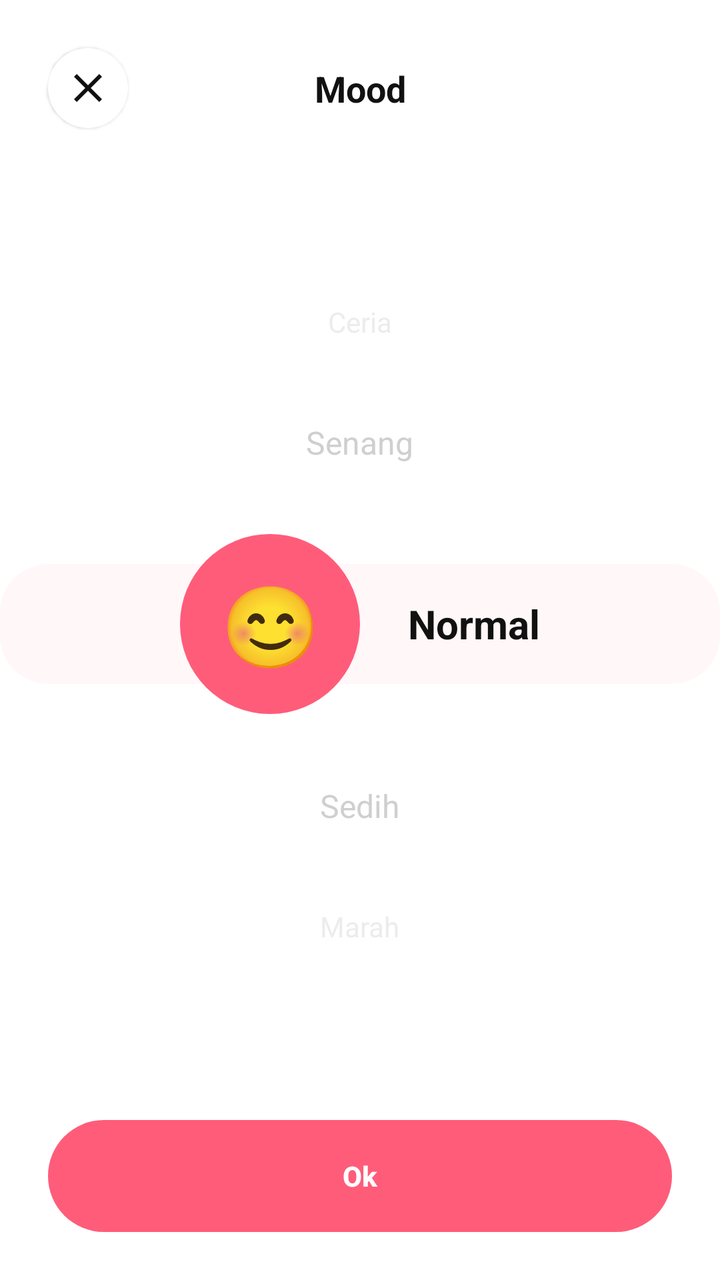
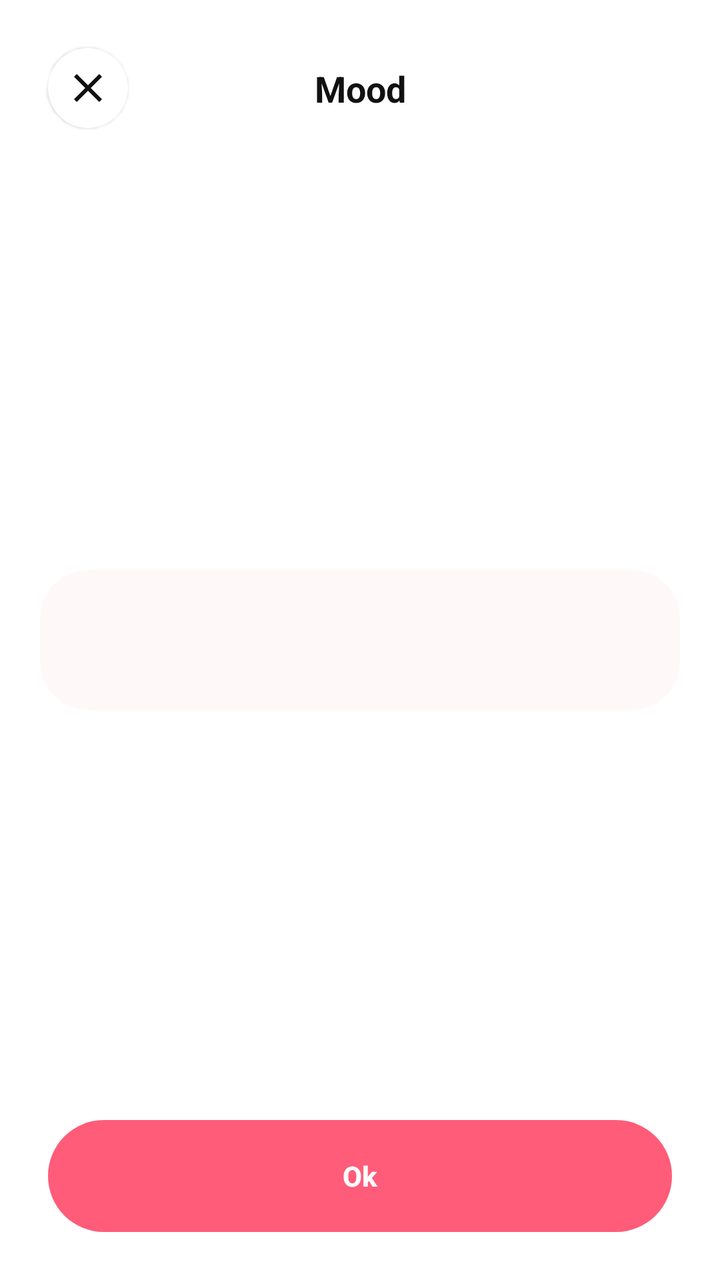

The first picture is an Android layout as it rendered before a commit; the second is the same layout after the commit. The layout source and the unified diff follow.
<!-- AndroidManifest.xml: application theme Theme.TrackerSiklusMenstruasi -->
<!-- res/layout/activity_mood_selection.xml -->
<?xml version="1.0" encoding="utf-8"?>
<androidx.constraintlayout.widget.ConstraintLayout xmlns:android="http://schemas.android.com/apk/res/android"
    xmlns:app="http://schemas.android.com/apk/res-auto"
    android:layout_width="match_parent"
    android:layout_height="match_parent"
    android:background="@color/white">

    <ImageButton
        android:id="@+id/btnClose"
        android:layout_width="40dp"
        android:layout_height="40dp"
        android:layout_marginStart="24dp"
        android:layout_marginTop="24dp"
        android:background="@drawable/bg_circle_white"
        android:elevation="1dp"
        android:src="@drawable/ic_close"
        app:layout_constraintStart_toStartOf="parent"
        app:layout_constraintTop_toTopOf="parent"
        app:tint="@color/black"
        android:contentDescription="Close" />

    <TextView
        android:layout_width="wrap_content"
        android:layout_height="wrap_content"
        android:text="Mood"
        android:textColor="@color/black"
        android:textSize="18sp"
        android:textStyle="bold"
        app:layout_constraintBottom_toBottomOf="@id/btnClose"
        app:layout_constraintEnd_toEndOf="parent"
        app:layout_constraintStart_toStartOf="parent"
        app:layout_constraintTop_toTopOf="@id/btnClose" />

    <LinearLayout
        android:layout_width="match_parent"
        android:layout_height="0dp"
        android:gravity="center"
        android:orientation="vertical"
        app:layout_constraintBottom_toTopOf="@id/btnOk"
        app:layout_constraintTop_toBottomOf="@id/btnClose">

        <TextView android:layout_width="wrap_content" android:layout_height="wrap_content" android:text="Ceria" android:textSize="14sp" android:textColor="@color/gray" android:alpha="0.2" android:layout_marginVertical="20dp" />
        <TextView android:layout_width="wrap_content" android:layout_height="wrap_content" android:text="Senang" android:textSize="16sp" android:textColor="@color/gray" android:alpha="0.5" android:layout_marginVertical="20dp" />

        
        <androidx.constraintlayout.widget.ConstraintLayout
            android:layout_width="match_parent"
            android:layout_height="120dp">

            <View
                android:layout_width="match_parent"
                android:layout_height="60dp"
                android:background="@drawable/bg_pill_pink_light"
                android:alpha="0.5"
                app:layout_constraintBottom_toBottomOf="parent"
                app:layout_constraintTop_toTopOf="parent" />

            <LinearLayout
                android:layout_width="wrap_content"
                android:layout_height="wrap_content"
                android:gravity="center"
                android:orientation="horizontal"
                app:layout_constraintBottom_toBottomOf="parent"
                app:layout_constraintEnd_toEndOf="parent"
                app:layout_constraintStart_toStartOf="parent"
                app:layout_constraintTop_toTopOf="parent">

                <FrameLayout
                    android:layout_width="90dp"
                    android:layout_height="90dp">
                    <View
                        android:layout_width="match_parent"
                        android:layout_height="match_parent"
                        android:background="@drawable/bg_circle_pink" />
                    <TextView
                        android:layout_width="match_parent"
                        android:layout_height="match_parent"
                        android:text="😊"
                        android:textSize="40sp"
                        android:gravity="center" />
                </FrameLayout>

                <TextView
                    android:layout_width="wrap_content"
                    android:layout_height="wrap_content"
                    android:layout_marginStart="24dp"
                    android:text="Normal"
                    android:textColor="@color/black"
                    android:textSize="20sp"
                    android:textStyle="bold" />
            </LinearLayout>
        </androidx.constraintlayout.widget.ConstraintLayout>

        <TextView android:layout_width="wrap_content" android:layout_height="wrap_content" android:text="Sedih" android:textSize="16sp" android:textColor="@color/gray" android:alpha="0.5" android:layout_marginVertical="20dp" />
        <TextView android:layout_width="wrap_content" android:layout_height="wrap_content" android:text="Marah" android:textSize="14sp" android:textColor="@color/gray" android:alpha="0.2" android:layout_marginVertical="20dp" />

    </LinearLayout>

    <Button
        android:id="@+id/btnOk"
        android:layout_width="match_parent"
        android:layout_height="56dp"
        android:layout_marginHorizontal="24dp"
        android:layout_marginBottom="24dp"
        android:background="@drawable/bg_button_pink"
        android:text="Ok"
        android:textAllCaps="false"
        android:textColor="@android:color/white"
        android:textStyle="bold"
        app:backgroundTint="@color/pink_main"
        app:layout_constraintBottom_toBottomOf="parent" />

</androidx.constraintlayout.widget.ConstraintLayout>
<!-- resources referenced by this layout -->
<resources>
  <color name="black">#111111</color>
  <color name="gray">#9E9E9E</color>
  <color name="pink_main">#FF5C7A</color>
  <color name="white">#FFFFFF</color>
  <!-- drawable bg_button_pink (drawable) -->
  <?xml version="1.0" encoding="utf-8"?>
  <ripple xmlns:android="http://schemas.android.com/apk/res/android"
      android:color="#40FFFFFF">
      <item>
          <shape android:shape="rectangle">
              <solid android:color="@color/pink_main" />
              <corners android:radius="30dp" />
          </shape>
      </item>
  </ripple>
  <!-- drawable bg_circle_pink (drawable) -->
  <?xml version="1.0" encoding="utf-8"?>
  <shape xmlns:android="http://schemas.android.com/apk/res/android"
      android:shape="oval">
      <solid android:color="@color/pink_main" />
  </shape>
  <!-- drawable bg_circle_white (drawable) -->
  <?xml version="1.0" encoding="utf-8"?>
  <shape xmlns:android="http://schemas.android.com/apk/res/android"
      android:shape="oval">
      <solid android:color="@color/white" />
  </shape>
  <!-- drawable bg_pill_pink_light (drawable) -->
  <?xml version="1.0" encoding="utf-8"?>
  <shape xmlns:android="http://schemas.android.com/apk/res/android">
      <solid android:color="#FFF0F2" />
      <corners android:radius="24dp" />
  </shape>
  <!-- drawable ic_close (drawable) -->
  <vector xmlns:android="http://schemas.android.com/apk/res/android"
      android:width="24dp"
      android:height="24dp"
      android:viewportWidth="24"
      android:viewportHeight="24">
      <path
          android:fillColor="#000000"
          android:pathData="M19,6.41L17.59,5L12,10.59L6.41,5L5,6.41L10.59,12L5,17.59L6.41,19L12,13.41L17.59,19L19,17.59L13.41,12L19,6.41Z" />
  </vector>
  <style name="Theme.TrackerSiklusMenstruasi" parent="Base.Theme.TrackerSiklusMenstruasi">
          
          <item name="android:editTextColor">@color/pink_main</item>
          <item name="android:textColorPrimary">@color/pink_main</item>
      </style>
  <style name="Base.Theme.TrackerSiklusMenstruasi" parent="Theme.Material3.DayNight.NoActionBar">
          
          <item name="colorPrimary">@color/pink_main</item>
          <item name="colorControlNormal">@color/pink_main</item>
      </style>
</resources>

<!-- the commit's change to res/layout/activity_mood_selection.xml (unified diff, before → after) -->
@@ -1,6 +1,7 @@
 <?xml version="1.0" encoding="utf-8"?>
 <androidx.constraintlayout.widget.ConstraintLayout xmlns:android="http://schemas.android.com/apk/res/android"
     xmlns:app="http://schemas.android.com/apk/res-auto"
+    xmlns:tools="http://schemas.android.com/tools"
     android:layout_width="match_parent"
     android:layout_height="match_parent"
     android:background="@color/white">
@@ -31,70 +32,26 @@
         app:layout_constraintStart_toStartOf="parent"
         app:layout_constraintTop_toTopOf="@id/btnClose" />
 
-    <LinearLayout
+    
+    <View
+        android:id="@+id/selectorBg"
+        android:layout_width="match_parent"
+        android:layout_height="70dp"
+        android:layout_marginHorizontal="20dp"
+        android:background="@drawable/bg_pill_pink_light"
+        android:alpha="0.4"
+        app:layout_constraintBottom_toBottomOf="parent"
+        app:layout_constraintTop_toTopOf="parent" />
+
+    <androidx.recyclerview.widget.RecyclerView
+        android:id="@+id/rvMoods"
         android:layout_width="match_parent"
         android:layout_height="0dp"
-        android:gravity="center"
-        android:orientation="vertical"
+        android:clipToPadding="false"
+        android:overScrollMode="never"
         app:layout_constraintBottom_toTopOf="@id/btnOk"
-        app:layout_constraintTop_toBottomOf="@id/btnClose">
-
-        <TextView android:layout_width="wrap_content" android:layout_height="wrap_content" android:text="Ceria" android:textSize="14sp" android:textColor="@color/gray" android:alpha="0.2" android:layout_marginVertical="20dp" />
-        <TextView android:layout_width="wrap_content" android:layout_height="wrap_content" android:text="Senang" android:textSize="16sp" android:textColor="@color/gray" android:alpha="0.5" android:layout_marginVertical="20dp" />
-
-        
-        <androidx.constraintlayout.widget.ConstraintLayout
-            android:layout_width="match_parent"
-            android:layout_height="120dp">
-
-            <View
-                android:layout_width="match_parent"
-                android:layout_height="60dp"
-                android:background="@drawable/bg_pill_pink_light"
-                android:alpha="0.5"
-                app:layout_constraintBottom_toBottomOf="parent"
-                app:layout_constraintTop_toTopOf="parent" />
-
-            <LinearLayout
-                android:layout_width="wrap_content"
-                android:layout_height="wrap_content"
-                android:gravity="center"
-                android:orientation="horizontal"
-                app:layout_constraintBottom_toBottomOf="parent"
-                app:layout_constraintEnd_toEndOf="parent"
-                app:layout_constraintStart_toStartOf="parent"
-                app:layout_constraintTop_toTopOf="parent">
-
-                <FrameLayout
-                    android:layout_width="90dp"
-                    android:layout_height="90dp">
-                    <View
-                        android:layout_width="match_parent"
-                        android:layout_height="match_parent"
-                        android:background="@drawable/bg_circle_pink" />
-                    <TextView
-                        android:layout_width="match_parent"
-                        android:layout_height="match_parent"
-                        android:text="😊"
-                        android:textSize="40sp"
-                        android:gravity="center" />
-                </FrameLayout>
-
-                <TextView
-                    android:layout_width="wrap_content"
-                    android:layout_height="wrap_content"
-                    android:layout_marginStart="24dp"
-                    android:text="Normal"
-                    android:textColor="@color/black"
-                    android:textSize="20sp"
-                    android:textStyle="bold" />
-            </LinearLayout>
-        </androidx.constraintlayout.widget.ConstraintLayout>
-
-        <TextView android:layout_width="wrap_content" android:layout_height="wrap_content" android:text="Sedih" android:textSize="16sp" android:textColor="@color/gray" android:alpha="0.5" android:layout_marginVertical="20dp" />
-        <TextView android:layout_width="wrap_content" android:layout_height="wrap_content" android:text="Marah" android:textSize="14sp" android:textColor="@color/gray" android:alpha="0.2" android:layout_marginVertical="20dp" />
-
-    </LinearLayout>
+        app:layout_constraintTop_toBottomOf="@id/btnClose"
+        tools:listitem="@layout/item_mood" />
 
     <Button
         android:id="@+id/btnOk"
@@ -111,3 +68,40 @@
         app:layout_constraintBottom_toBottomOf="parent" />
 
 </androidx.constraintlayout.widget.ConstraintLayout>
+<!-- res/layout/item_mood.xml (included above) -->
+<?xml version="1.0" encoding="utf-8"?>
+<LinearLayout xmlns:android="http://schemas.android.com/apk/res/android"
+    android:layout_width="match_parent"
+    android:layout_height="100dp"
+    android:gravity="center"
+    android:orientation="horizontal">
+
+    <FrameLayout
+        android:id="@+id/iconContainer"
+        android:layout_width="80dp"
+        android:layout_height="80dp"
+        android:visibility="gone">
+        <View
+            android:layout_width="match_parent"
+            android:layout_height="match_parent"
+            android:background="@drawable/bg_circle_pink" />
+        <TextView
+            android:id="@+id/tvEmoji"
+            android:layout_width="match_parent"
+            android:layout_height="match_parent"
+            android:text="😊"
+            android:textSize="36sp"
+            android:gravity="center" />
+    </FrameLayout>
+
+    <TextView
+        android:id="@+id/tvMoodName"
+        android:layout_width="wrap_content"
+        android:layout_height="wrap_content"
+        android:layout_marginStart="20dp"
+        android:text="Normal"
+        android:textColor="@color/black"
+        android:textSize="20sp"
+        android:textStyle="bold" />
+
+</LinearLayout>
<!-- resource entries referenced after the edit -->
@@ -1,7 +1,6 @@
 <!-- resources referenced by this layout -->
 <resources>
   <color name="black">#111111</color>
-  <color name="gray">#9E9E9E</color>
   <color name="pink_main">#FF5C7A</color>
   <color name="white">#FFFFFF</color>
   <!-- drawable bg_button_pink (drawable) -->
